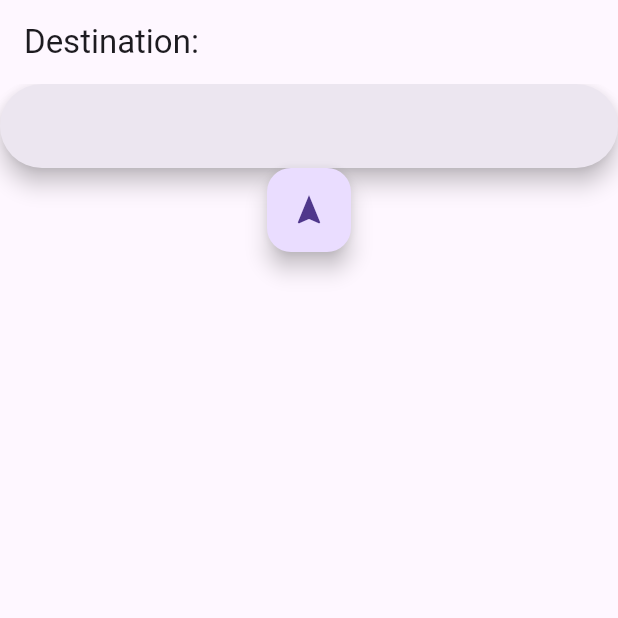
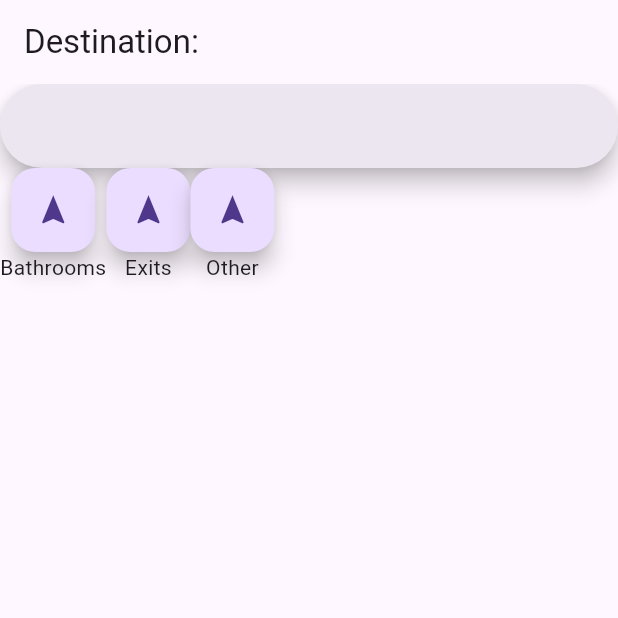
Before and after one commit to kateG03/HackOhio11, a Flutter app: the screen it shows after launch, after a tap on the "search" icon, on a phone screen of 412 x 824 dp, the top half of it. Run offline on Flutter 3.47's test engine with Material 2 defaults, Android fonts, the phone set to English and light mode, and no system bars; our stand-ins replace geolocator.

Commit message:
skylar zone

```diff
--- a/lib/UI/search_screen2.dart
+++ b/lib/UI/search_screen2.dart
@@ -38,12 +38,26 @@ class _FloatingActionButtonExampleState
         appBar: AppBar(
           title: const Text('Destination: '),
         ),
-        body: Column(
+        body: Column(children: [
+          const SearchBar(),
+          Row(
             children: [
-            const SearchBar(),
-            const Row (children: [
+              Column(children: [
+                FloatingActionButton(
 
+                  onPressed: () {
+                    setState(() {
+                      index = (index + 1) % customizations.length;
+                    });
+                  },
+                  foregroundColor: customizations[index].$1,
+                  backgroundColor: customizations[index].$2,
+                  shape: customizations[index].$3,
+                  child: const Icon(Icons.navigation),
+                ),
+                const Text("Bathrooms")
               ]),
+              Column(children: [
                 FloatingActionButton(
                   onPressed: () {
                     setState(() {
@@ -55,7 +69,24 @@ class _FloatingActionButtonExampleState
                   shape: customizations[index].$3,
                   child: const Icon(Icons.navigation),
                 ),
+                const Text("Exits")
+              ]),
+              Column(children: [
+                FloatingActionButton(
+                  onPressed: () {
+                    setState(() {
+                      index = (index + 1) % customizations.length;
+                    });
+                  },
+                  foregroundColor: customizations[index].$1,
+                  backgroundColor: customizations[index].$2,
+                  shape: customizations[index].$3,
+                  child: const Icon(Icons.navigation),
+                ),
+                const Text("Other")
+              ]),
             ],
-        ));
+          )
+        ]));
   }
 }
--- a/lib/UI/start_screen.dart
+++ b/lib/UI/start_screen.dart
@@ -44,9 +44,9 @@ class _StartScreenState extends State<StartScreen> {
                                 const FloatingActionButtonExampleApp()));
                   },
                   child: const Icon(Icons.search)),
-              const SearchBar(
-
-              ),
+              const Expanded(
+                child: SearchBar(),
+              )
             ],
           ),
           ListTile(
```
Lines whose indentation alone changed are shown as unchanged.
